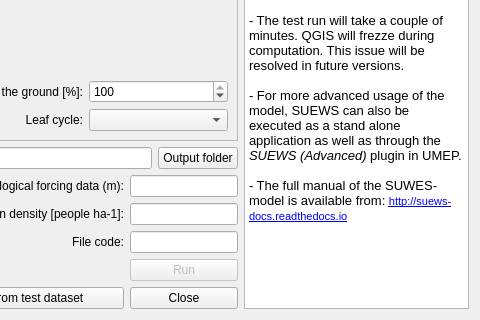
Qt form SuewsSimple/suews_simple_dialog_base.ui (UMEP-dev/UMEP) before a commit; both pictures show x 619 to 1099 and y 331 to 651 of the 1099 by 651 pixel window.
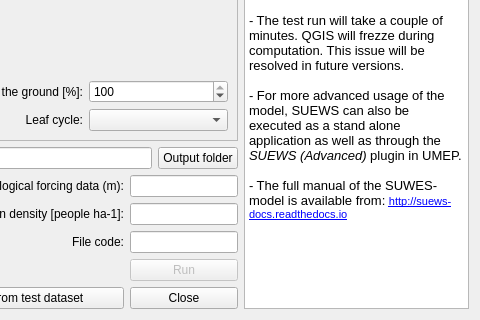
The same form after that commit.

```diff
--- a/SuewsSimple/suews_simple_dialog_base.ui
+++ b/SuewsSimple/suews_simple_dialog_base.ui
@@ -79,7 +79,7 @@
 &lt;p style=&quot;-qt-paragraph-type:empty; margin-top:0px; margin-bottom:0px; margin-left:0px; margin-right:0px; -qt-block-indent:0; text-indent:0px; font-size:10pt;&quot;&gt;&lt;br /&gt;&lt;/p&gt;
 &lt;p style=&quot; margin-top:0px; margin-bottom:0px; margin-left:0px; margin-right:0px; -qt-block-indent:0; text-indent:0px;&quot;&gt;&lt;span style=&quot; font-size:10pt;&quot;&gt;- For more advanced usage of the model, SUEWS can also be executed as a stand alone application as well as through the &lt;/span&gt;&lt;span style=&quot; font-size:10pt; font-style:italic;&quot;&gt;SUEWS (Advanced)&lt;/span&gt;&lt;span style=&quot; font-size:10pt;&quot;&gt; plugin in UMEP.&lt;/span&gt;&lt;/p&gt;
 &lt;p style=&quot;-qt-paragraph-type:empty; margin-top:0px; margin-bottom:0px; margin-left:0px; margin-right:0px; -qt-block-indent:0; text-indent:0px; font-size:10pt;&quot;&gt;&lt;br /&gt;&lt;/p&gt;
-&lt;p style=&quot; margin-top:0px; margin-bottom:0px; margin-left:0px; margin-right:0px; -qt-block-indent:0; text-indent:0px;&quot;&gt;&lt;span style=&quot; font-size:10pt;&quot;&gt;- The full manual of the SUWES-model is available from: &lt;/span&gt;&lt;a href=&quot;http://suews-docs.readthedocs.io&quot;&gt;&lt;span style=&quot; font-size:8pt; text-decoration: underline; color:#0000ff;&quot;&gt;http://suews-docs.readthedocs.io&lt;/span&gt;&lt;/a&gt;&lt;span style=&quot; font-size:10pt;&quot;&gt; &lt;/span&gt;&lt;/p&gt;&lt;/body&gt;&lt;/html&gt;</string>
+&lt;p style=&quot; margin-top:0px; margin-bottom:0px; margin-left:0px; margin-right:0px; -qt-block-indent:0; text-indent:0px;&quot;&gt;&lt;span style=&quot; font-size:10pt;&quot;&gt;- The full manual of the SUWES-model is available from: &lt;/span&gt;&lt;a href=&quot;http://suews-docs.readthedocs.io&quot;&gt;&lt;span style=&quot; font-size:8pt; text-decoration: underline; color:#0000ff;&quot;&gt;http://suews-docs.readthedocs.io&lt;/span&gt;&lt;/a&gt;&lt;/p&gt;&lt;/body&gt;&lt;/html&gt;</string>
      </property>
     </widget>
    </item>
```
